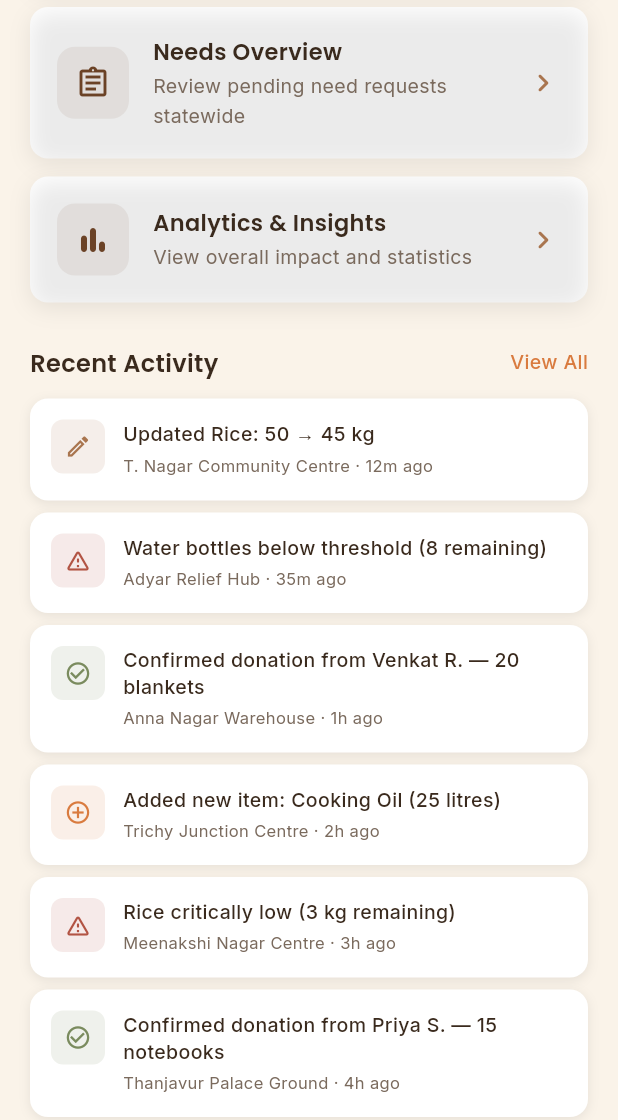
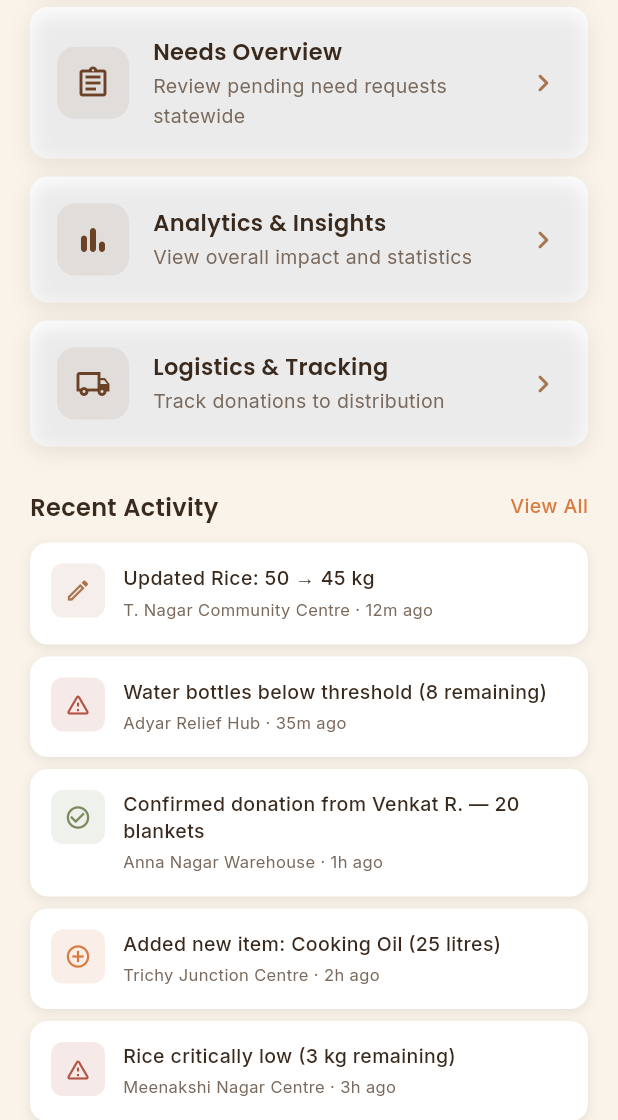
Before and after one commit to VaradSinghal/anbaram, a Flutter app: the StateAdminHome screen opened by its route, scrolled down 385 dp, on a phone screen of 412 x 824 dp, the part 116-1236 px from its top. Run offline on Flutter 3.47's test engine with Material 3 defaults, Android fonts, the phone set to English and light mode, and no system bars; our stand-ins replace flutter_dotenv, flutter_riverpod, flutter_secure_storage, go_router, google_fonts, google_maps_flutter; accounts and stored records are empty.

Commit message:
feat: integrating tracking

```diff
--- a/lib/screens/home/state_admin_home.dart
+++ b/lib/screens/home/state_admin_home.dart
@@ -83,6 +83,13 @@ class _StateAdminHomeState extends ConsumerState<StateAdminHome> {
                     title: 'Analytics & Insights',
                     subtitle: 'View overall impact and statistics',
                     onTap: () => context.go('/analytics'),
+                  ),
+                  const SizedBox(height: 12),
+                  _buildQuickAction(
+                    icon: Icons.local_shipping_outlined,
+                    title: 'Logistics & Tracking',
+                    subtitle: 'Track donations to distribution',
+                    onTap: () => context.go('/tracking'),
                   ),
                   const SizedBox(height: 28),
 
```
Also changed, not shown: lib/router/app_router.dart (+38 -0 lines).
